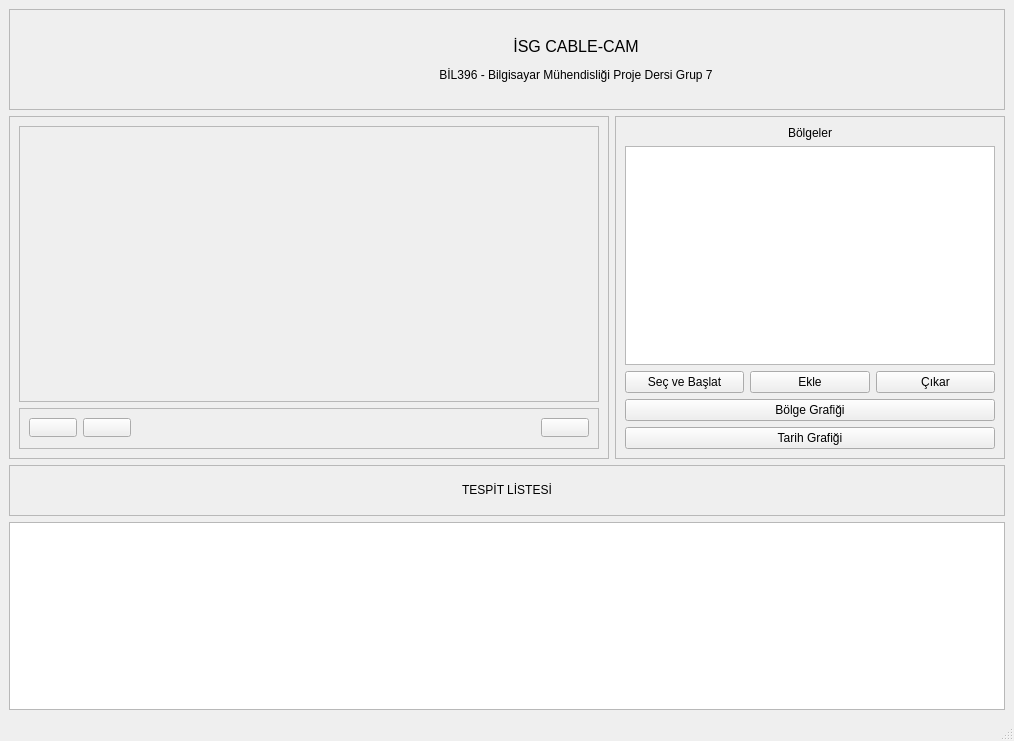
The window that projeGui(Qt Creator Ubuntu) v2 (including live stream)/proje_gui/secondwindow.ui (BurakAkten/Project-Group7) describes before a commit, drawn with Qt 5.
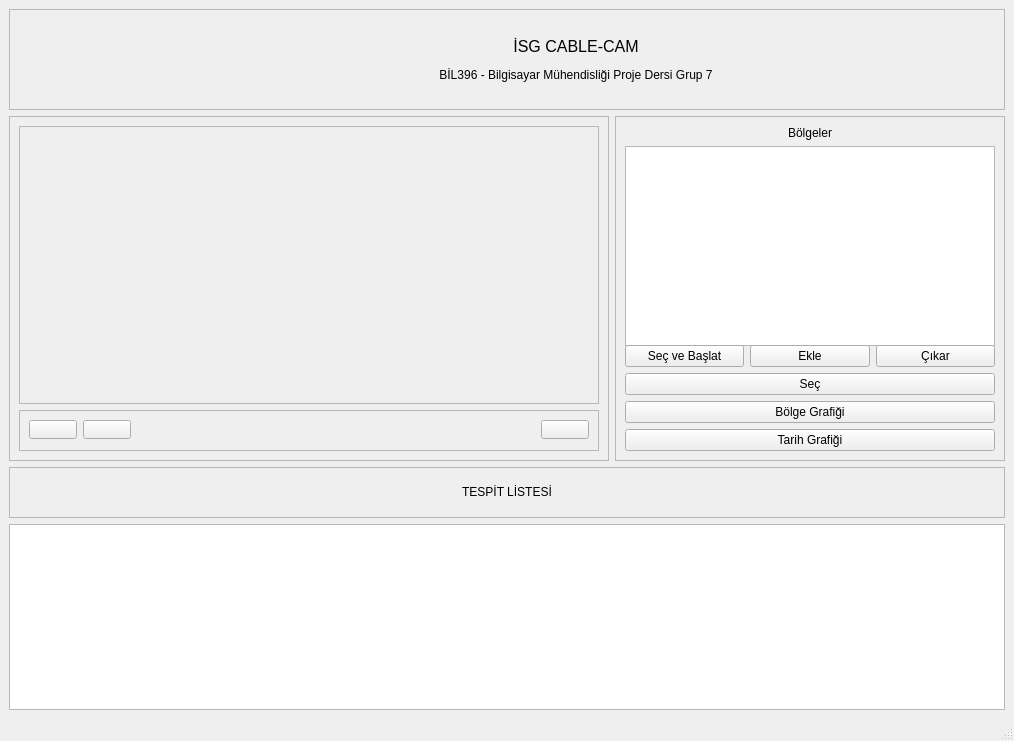
The same window after the commit.

What changed in the file:
```diff
--- a/projeGui(Qt Creator Ubuntu) v2 (including live stream)/proje_gui/secondwindow.ui
+++ b/projeGui(Qt Creator Ubuntu) v2 (including live stream)/proje_gui/secondwindow.ui
@@ -277,7 +277,7 @@
            <enum>QFrame::Raised</enum>
           </property>
           <layout class="QGridLayout" name="gridLayout_2">
-           <item row="0" column="0">
+           <item row="1" column="0">
             <layout class="QVBoxLayout" name="verticalLayout_2">
              <item>
               <layout class="QVBoxLayout" name="verticalLayout">
@@ -335,6 +335,13 @@
                </item>
               </layout>
              </item>
+             <item>
+              <widget class="QPushButton" name="sec">
+               <property name="text">
+                <string>Seç</string>
+               </property>
+              </widget>
+             </item>
              <item>
               <widget class="QPushButton" name="bolgeGrafigi">
                <property name="text">
```
